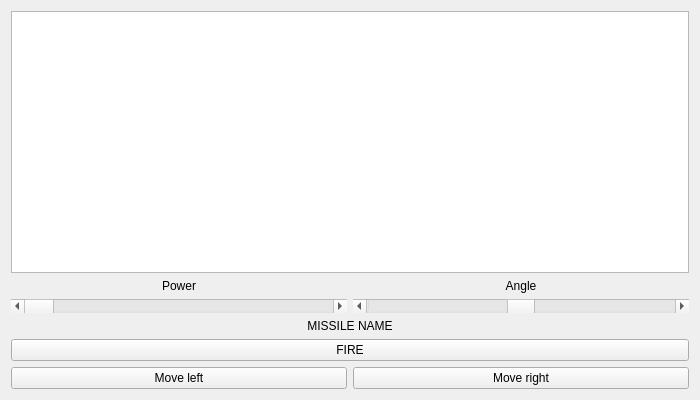
Above: 3rd_semester/hw03_tanks/01_Tanks/tanksWindow.ui from Axroy/SPbSU_study before the change. Below: the same form after it.
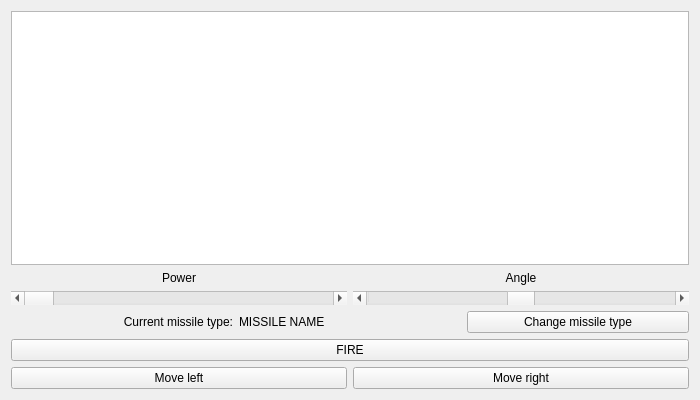
That is the form after the change.

Commit message: Added missile switch button.

Diff of the .ui file:
```diff
--- a/3rd_semester/hw03_tanks/01_Tanks/tanksWindow.ui
+++ b/3rd_semester/hw03_tanks/01_Tanks/tanksWindow.ui
@@ -109,14 +109,38 @@
        </layout>
       </item>
       <item>
+       <layout class="QHBoxLayout" name="missileTypeLayout">
+        <item>
+         <widget class="QLabel" name="missileTypeLabel">
+          <property name="text">
+           <string>Current missile type:</string>
+          </property>
+          <property name="alignment">
+           <set>Qt::AlignRight|Qt::AlignTrailing|Qt::AlignVCenter</set>
+          </property>
+         </widget>
+        </item>
+        <item>
        <widget class="QLabel" name="currentMissileNameLabel">
         <property name="text">
          <string>MISSILE NAME</string>
         </property>
         <property name="alignment">
-         <set>Qt::AlignCenter</set>
-        </property>
-       </widget>
+           <set>Qt::AlignLeading|Qt::AlignLeft|Qt::AlignVCenter</set>
+          </property>
+         </widget>
+        </item>
+        <item>
+         <widget class="QPushButton" name="changeMissileButton">
+          <property name="focusPolicy">
+           <enum>Qt::NoFocus</enum>
+          </property>
+          <property name="text">
+           <string>Change missile type</string>
+          </property>
+         </widget>
+        </item>
+       </layout>
       </item>
       <item>
        <widget class="QPushButton" name="fireButton">
```
Lines whose indentation alone changed are shown as unchanged. The commit also changes 2 other files.
